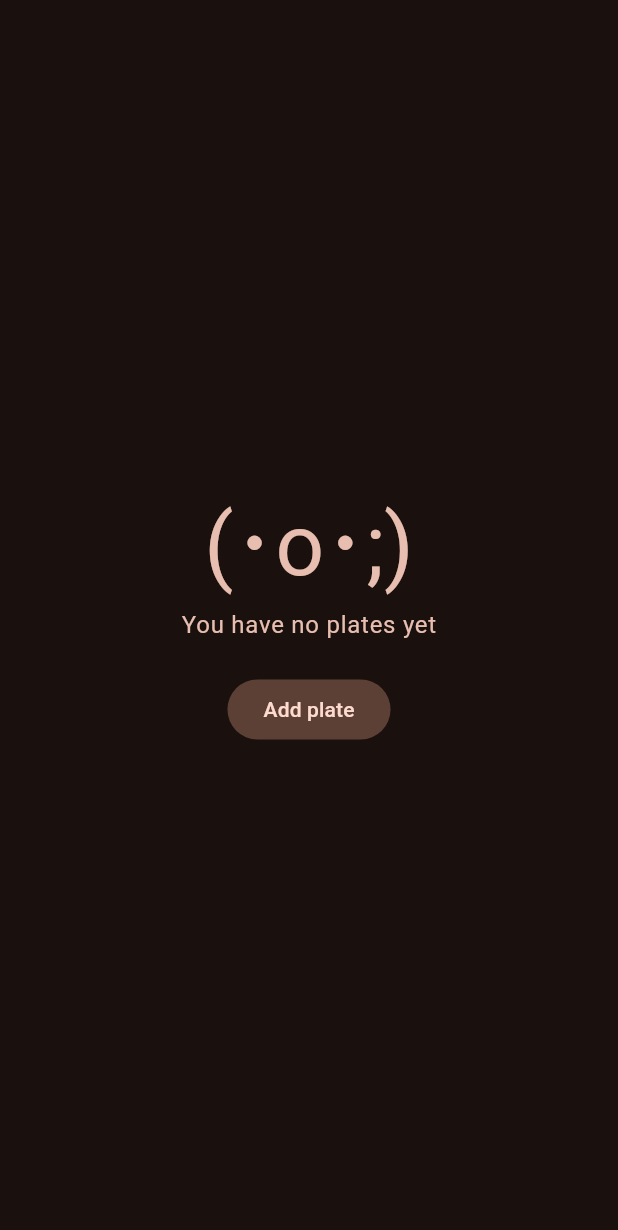
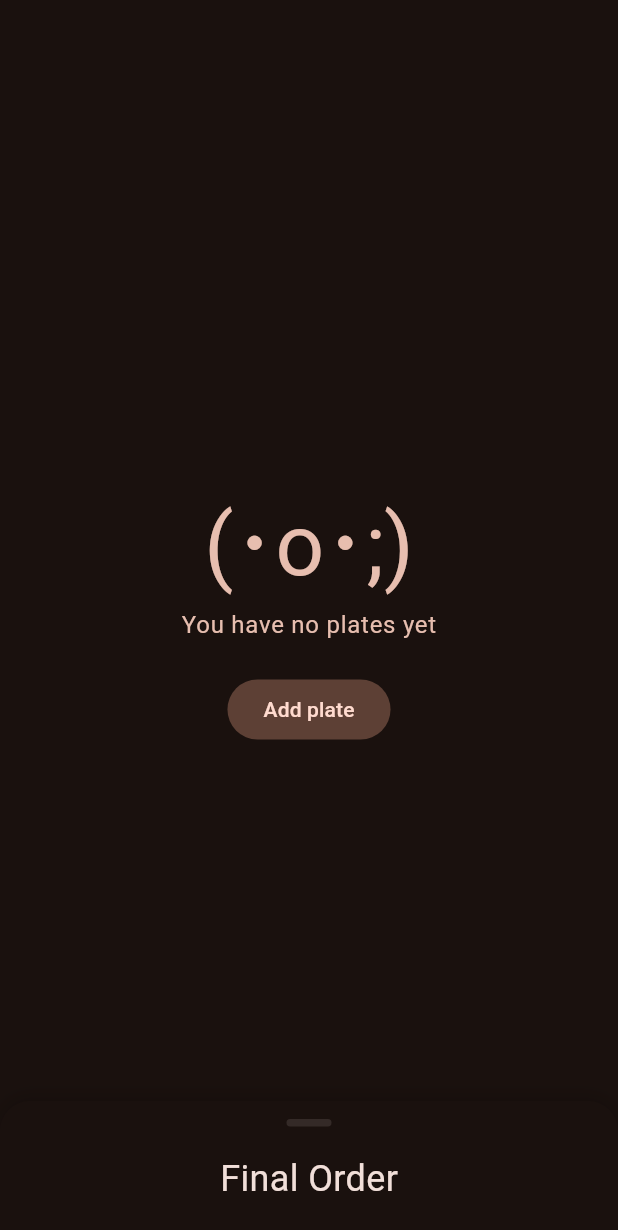
Before and after one commit to SushiRoom/app, a Flutter app: the OrderPage screen opened directly with empty values, on a phone screen of 412 x 824 dp. Shown: the top 1230 px of the screen. Run offline on Flutter 3.47's test engine with Material 2 defaults, Android fonts, the light colour scheme and no system bars; drawn by our look-alikes of dynamic_color, sliding_up_panel; our stand-ins replace animated_theme_switcher, device_info_plus, firebase_auth, firebase_core, firebase_database, flutter_i18n and 9 more; missing offline and left inert: app_settings, mobile_scanner; accounts and stored records are empty; generated files the repository leaves out were written again; network calls fail; statements that could not run were skipped.

Commit message:
moved final order page to a sheet in order page.

```diff
--- a/lib/ui/pages/room.dart
+++ b/lib/ui/pages/room.dart
@@ -328,7 +328,7 @@ class _RoomPageState extends State<RoomPage> {
             tabs: [
               Tab(text: FlutterI18n.translate(context, 'roomView.roomTabLabel')),
               Tab(text: FlutterI18n.translate(context, 'roomView.orderTabLabel')),
-              Tab(text: FlutterI18n.translate(context, 'roomView.finalOrderTabLabel')),
+              Tab(text: FlutterI18n.translate(context, 'Menu')),
             ],
           ),
           actions: !passwordNeeded
--- a/lib/ui/pages/room/final_order.dart
+++ b/lib/ui/pages/room/final_order.dart
@@ -37,8 +37,7 @@ class _FinalOrderPageState extends State<FinalOrderPage> with AutomaticKeepAlive
     }
     plates = Map.fromEntries(plates.entries.toList()..sort((a, b) => a.key.compareTo(b.key)));
 
-    return Scaffold(
-      body: plates.isEmpty
+    return plates.isEmpty
         ? Center(
             child: Column(
               mainAxisAlignment: MainAxisAlignment.center,
@@ -119,7 +118,6 @@ class _FinalOrderPageState extends State<FinalOrderPage> with AutomaticKeepAlive
                   ),
               ],
             ),
-            ),
           );
   }
 }
--- /dev/null
+++ b/lib/ui/pages/room/menu.dart
@@ -0,0 +1,15 @@
+import 'package:flutter/material.dart';
+
+class MenuPage extends StatefulWidget {
+  const MenuPage({super.key});
+
+  @override
+  State<MenuPage> createState() => _MenuPageState();
+}
+
+class _MenuPageState extends State<MenuPage> {
+  @override
+  Widget build(BuildContext context) {
+    return Container();
+  }
+}
--- a/lib/ui/pages/room/order.dart
+++ b/lib/ui/pages/room/order.dart
@@ -3,10 +3,13 @@ import 'dart:math';
 import 'package:flutter/material.dart';
 import 'package:flutter/services.dart';
 import 'package:flutter_i18n/flutter_i18n.dart';
+import 'package:flutter_keyboard_visibility/flutter_keyboard_visibility.dart';
+import 'package:sliding_up_panel/sliding_up_panel.dart';
 import 'package:sushi_room/models/partecipant.dart';
 import 'package:sushi_room/models/plate.dart';
 import 'package:sushi_room/models/room.dart';
 import 'package:sushi_room/services/rooms_api.dart';
+import 'package:sushi_room/ui/pages/room/final_order.dart';
 import 'package:sushi_room/utils/globals.dart' as globals;
 
 class OrderPage extends StatefulWidget {
@@ -120,8 +123,58 @@ class _OrderPageState extends State<OrderPage> with AutomaticKeepAliveClientMixi
           ),
         ),
         IconButton(
-          onPressed: () => roomsAPI.removePlate(room, plate),
+          onPressed: () => {
+            _focusNodes.removeAt(room.plates.indexOf(plate)),
+            roomsAPI.removePlate(room, plate),
+          },
           icon: const Icon(Icons.delete),
+        ),
+      ],
+    );
+  }
+
+  Widget panel(Room room) {
+    return Column(
+      children: [
+        const SizedBox(
+          height: 12.0,
+        ),
+        Row(
+          mainAxisAlignment: MainAxisAlignment.center,
+          children: <Widget>[
+            Container(
+              width: 30,
+              height: 5,
+              decoration: BoxDecoration(
+                color: Theme.of(context).colorScheme.onSurface.withOpacity(0.12),
+                borderRadius: const BorderRadius.all(
+                  Radius.circular(12.0),
+                ),
+              ),
+            ),
+          ],
+        ),
+        const SizedBox(
+          height: 18.0,
+        ),
+        I18nText(
+          "roomView.finalOrderTabLabel",
+          child: const Text(
+            "",
+            style: TextStyle(
+              fontWeight: FontWeight.normal,
+              fontSize: 24.0,
+            ),
+          ),
+        ),
+        const SizedBox(
+          height: 18.0,
+        ),
+        Expanded(
+          child: FinalOrderPage(
+            room: room,
+            currentUser: widget.currentUser,
+          ),
         ),
       ],
     );
@@ -140,7 +193,9 @@ class _OrderPageState extends State<OrderPage> with AutomaticKeepAliveClientMixi
     }
 
     return Scaffold(
-      body: GestureDetector(
+      body: Stack(
+        children: [
+          GestureDetector(
             onTap: () => FocusScope.of(context).unfocus(),
             child: Padding(
               padding: const EdgeInsets.all(20),
@@ -185,10 +240,36 @@ class _OrderPageState extends State<OrderPage> with AutomaticKeepAliveClientMixi
                             (element) => element.number.isEmpty || element.quantity.isEmpty,
                           ),
                         ),
+                        const SizedBox(
+                          height: 70,
+                        )
                       ],
                     ),
             ),
           ),
+          KeyboardVisibilityBuilder(
+            builder: (context, isKeyboardOpen) {
+              return SlidingUpPanel(
+                color: Theme.of(context).colorScheme.surface,
+                borderRadius: const BorderRadius.only(
+                  topLeft: Radius.circular(20),
+                  topRight: Radius.circular(20),
+                ),
+                maxHeight: MediaQuery.of(context).size.height * 0.8,
+                boxShadow: [
+                  BoxShadow(
+                    color: Theme.of(context).colorScheme.shadow.withOpacity(0.2),
+                    blurRadius: 10,
+                    offset: const Offset(0, -2),
+                  ),
+                ],
+                minHeight: isKeyboardOpen ? 0 : 90,
+                panel: panel(room),
+              );
+            },
+          ),
+        ],
+      ),
     );
   }
 }
```
Also changed, not shown: pubspec.yaml (+2 -5 lines), pubspec.lock. Lines whose indentation alone changed are shown as unchanged.
